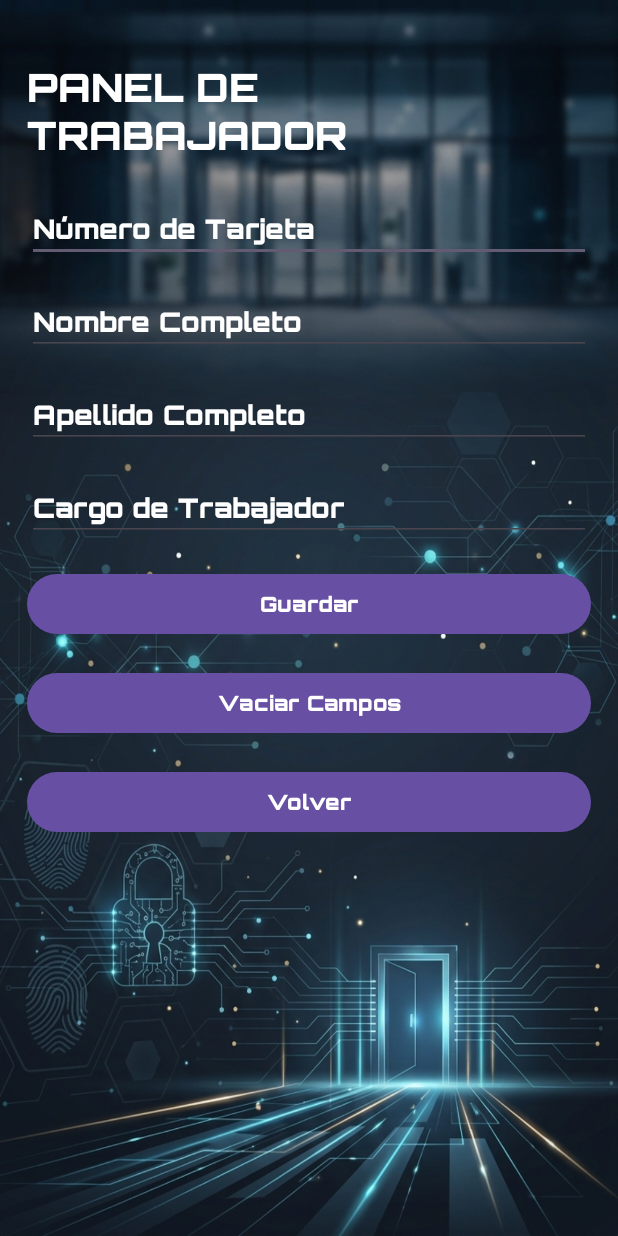
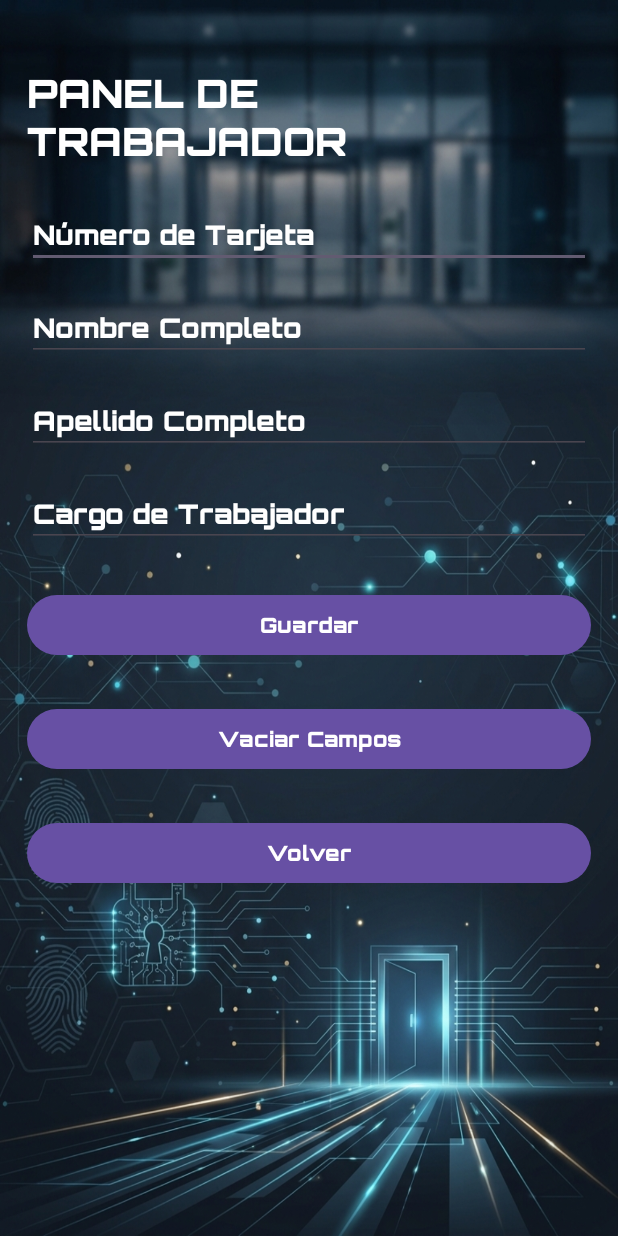
Before and after one commit to DDWestAdmin/sistema-de-control, an Android app: the trabajadorActivity screen opened directly, with no data from a screen before it, on a phone screen of 412 x 824 dp. Run offline under Robolectric (Android 15) with nearby library versions, the phone set to English and light mode, and no system bars; our stand-ins replace Firebase (no records; nobody signed in at launch, a user with empty details on screens opened directly).

Commit message:
arreglo de layout

```diff
--- a/app/src/main/res/layout/activity_main.xml
+++ b/app/src/main/res/layout/activity_main.xml
@@ -52,7 +52,7 @@
         android:layout_height="wrap_content"
         android:text="Gestor de Tarjetas"
         android:fontFamily="@font/orbitron_black"
-        android:layout_marginTop="18dp"/>
+        android:layout_marginTop="28dp"/>
 
     <Button
         android:id="@+id/etlogout"
@@ -60,6 +60,6 @@
         android:layout_height="wrap_content"
         android:text="Cerrar sesión"
         android:fontFamily="@font/orbitron_black"
-        android:layout_marginTop="18dp"/>
+        android:layout_marginTop="28dp"/>
 
 </LinearLayout>
--- a/app/src/main/res/layout/activity_trabajador.xml
+++ b/app/src/main/res/layout/activity_trabajador.xml
@@ -17,7 +17,7 @@
         android:textSize="26dp"
         android:textStyle="bold"
         android:layout_gravity="center_horizontal"
-        android:layout_marginTop="24dp"
+        android:layout_marginTop="28dp"
         android:layout_marginBottom="24dp"/>
 
     <EditText
@@ -62,7 +62,7 @@
         android:textColorHint="@color/white"
         android:fontFamily="@font/orbitron_black"
         android:inputType="text"
-        android:layout_marginBottom="18dp"/>
+        android:layout_marginBottom="28dp"/>
 
     <Button
         android:id="@+id/etguardar"
@@ -70,7 +70,7 @@
         android:layout_width="match_parent"
         android:text="Guardar"
         android:fontFamily="@font/orbitron_black"
-        android:layout_marginBottom="18dp"/>
+        android:layout_marginBottom="28dp"/>
 
     <Button
         android:id="@+id/etvaciar"
@@ -78,7 +78,7 @@
         android:layout_width="match_parent"
         android:text="Vaciar Campos"
         android:fontFamily="@font/orbitron_black"
-        android:layout_marginBottom="18dp"/>
+        android:layout_marginBottom="28dp"/>
 
     <Button
         android:id="@+id/etvolvertarjetas"
@@ -86,5 +86,5 @@
         android:layout_width="match_parent"
         android:text="Volver"
         android:fontFamily="@font/orbitron_black"
-        android:layout_marginBottom="18dp"/>
+        android:layout_marginBottom="28dp"/>
 </LinearLayout>
```
Also changed, not shown: app/src/main/res/layout/activity_historial.xml (+6 -4 lines), app/src/main/res/layout/activity_login.xml (+5 -3 lines), app/src/main/res/layout/activity_tarjetas.xml (+4 -4 lines).
